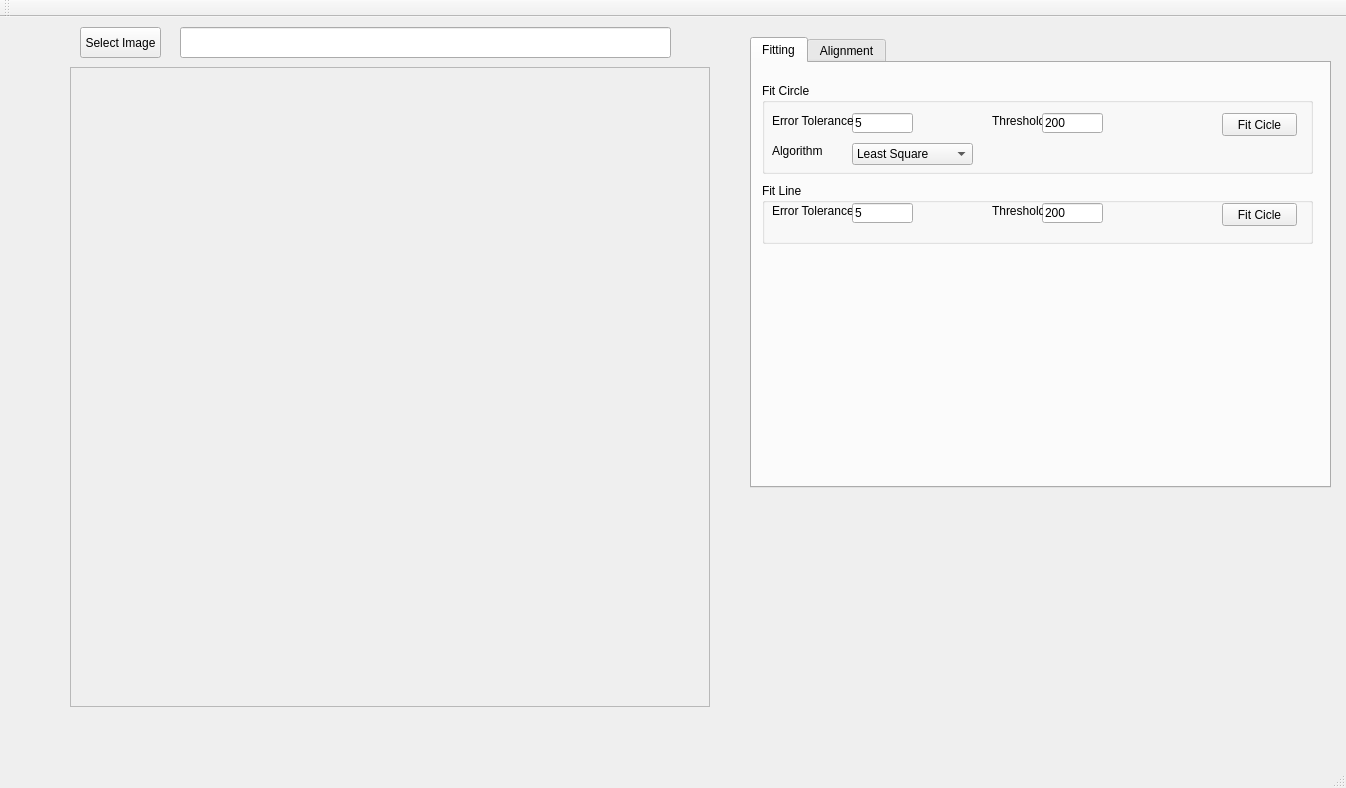
hceng123/VisionLibrary, file VisionWidget/visionwidget.ui: the form before one commit.
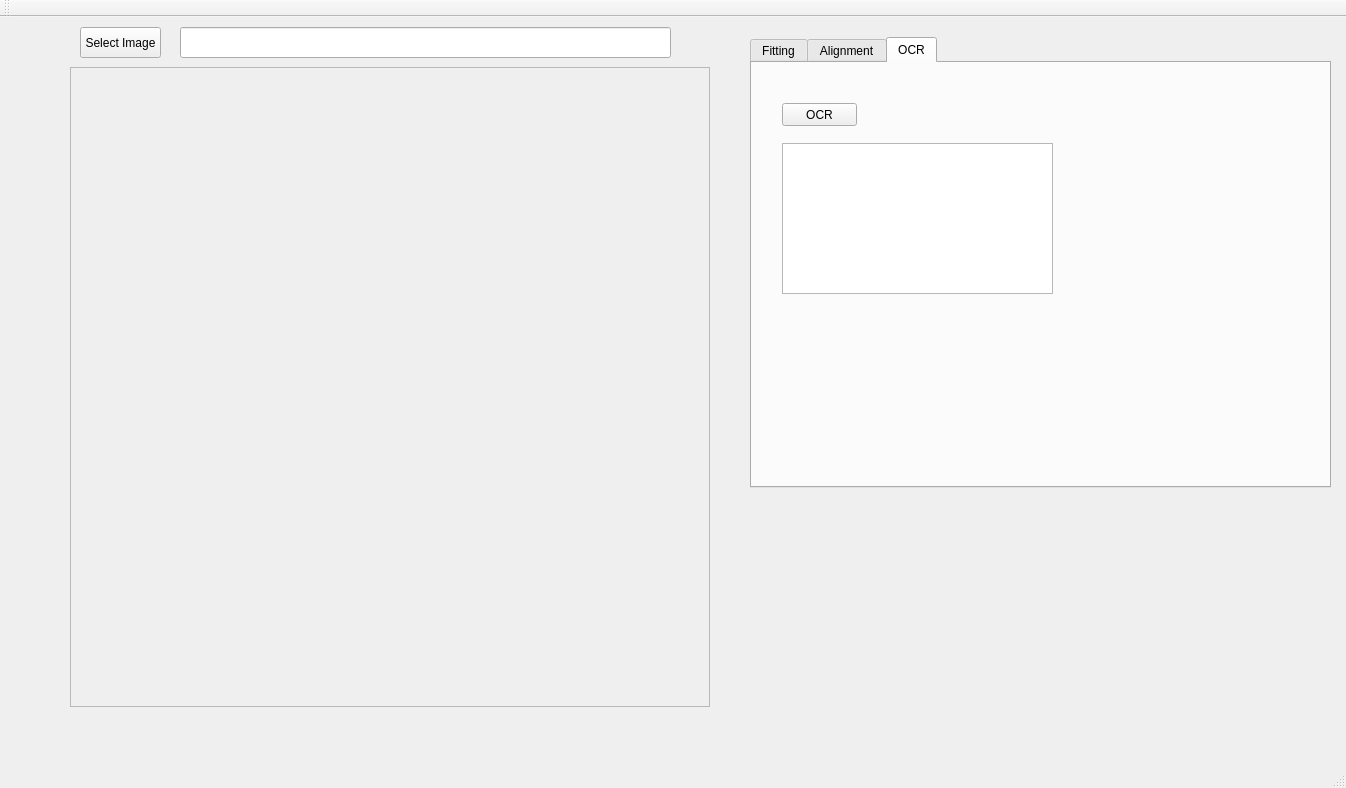
The form after the commit. Custom widgets are drawn as their Qt base class.

Patch:
```diff
--- a/VisionWidget/visionwidget.ui
+++ b/VisionWidget/visionwidget.ui
@@ -73,7 +73,7 @@
      </rect>
     </property>
     <property name="currentIndex">
-     <number>0</number>
+     <number>2</number>
     </property>
     <widget class="QWidget" name="tabFitting">
      <attribute name="title">
@@ -291,6 +291,37 @@
       <string>Alignment</string>
      </attribute>
     </widget>
+    <widget class="QWidget" name="tabOCR">
+     <attribute name="title">
+      <string>OCR</string>
+     </attribute>
+     <widget class="QPushButton" name="ocrBtn">
+      <property name="geometry">
+       <rect>
+        <x>30</x>
+        <y>40</y>
+        <width>75</width>
+        <height>23</height>
+       </rect>
+      </property>
+      <property name="text">
+       <string>OCR</string>
+      </property>
+     </widget>
+     <widget class="QTextEdit" name="textEditOcrResult">
+      <property name="geometry">
+       <rect>
+        <x>30</x>
+        <y>80</y>
+        <width>271</width>
+        <height>151</height>
+       </rect>
+      </property>
+      <property name="readOnly">
+       <bool>true</bool>
+      </property>
+     </widget>
+    </widget>
    </widget>
   </widget>
   <widget class="QMenuBar" name="menuBar">
```
